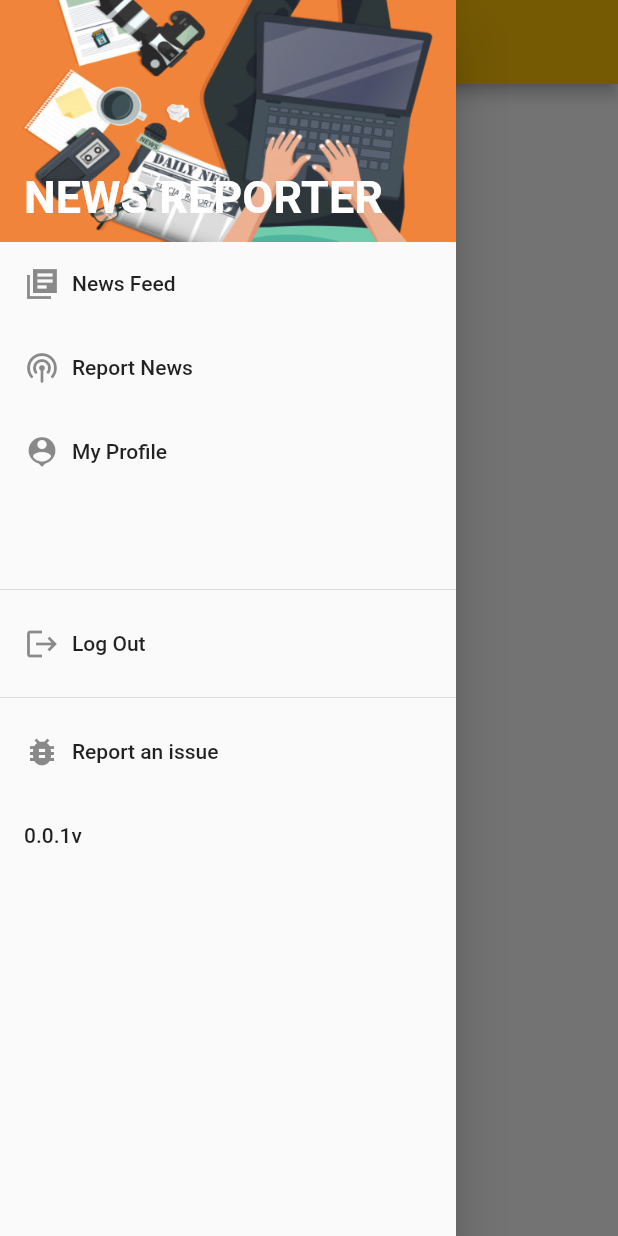
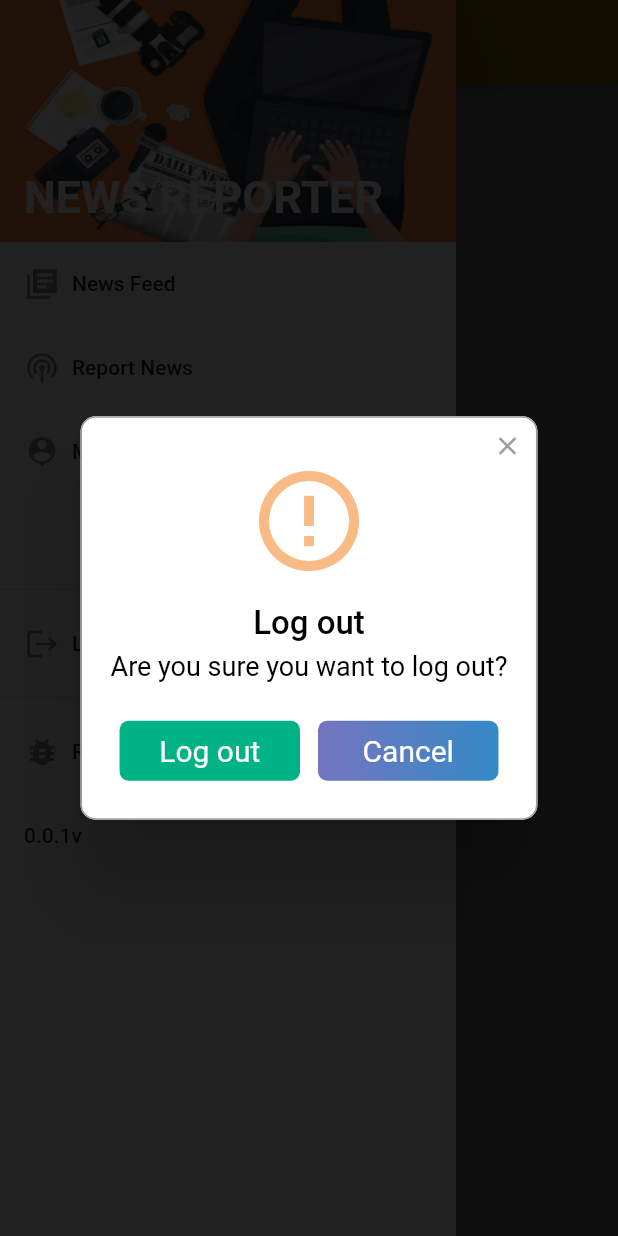
Before and after one commit to niroshan-ran/flutter_project, a Flutter app: the NewsFeed screen opened directly with empty values, in the side drawer, after a tap on "Sign Out", on a phone screen of 412 x 824 dp. Run offline on Flutter 3.47's test engine with Material 2 defaults, Android fonts, the phone set to English and light mode, and no system bars; drawn by our look-alikes of rflutter_alert; our stand-ins replace cloud_firestore, firebase_auth, firebase_core, firebase_database, firebase_storage, fluttertoast and 1 more; accounts and stored records are empty.

```diff
--- a/lib/widget/drawer.dart
+++ b/lib/widget/drawer.dart
@@ -1,12 +1,51 @@
-
+import 'package:firebase_auth/firebase_auth.dart';
 import 'package:flutter/material.dart';
 import 'package:flutter_project/pages/reporterPages/newsfeed.dart';
 import 'package:flutter_project/pages/reporterPages/reportnews.dart';
 import 'package:flutter_project/routes/routes.dart';
+import 'package:rflutter_alert/rflutter_alert.dart';
 
 class AppDrawer extends StatelessWidget {
+
+
+
   @override
   Widget build(BuildContext context) {
+    void signOut() async {
+      await FirebaseAuth.instance.signOut();
+      Navigator.of(context, rootNavigator: true).pop();
+    }
+
+    void logoutAlert(context){
+      Alert(
+        context: context,
+        type: AlertType.warning,
+        title: "Log out",
+        desc: "Are you sure you want to log out?",
+        buttons: [
+          DialogButton(
+            child: Text(
+              "Log out",
+              style: TextStyle(color: Colors.white, fontSize: 20),
+            ),
+            onPressed: signOut,
+            color: Color.fromRGBO(0, 179, 134, 1.0),
+          ),
+          DialogButton(
+            child: Text(
+              "Cancel",
+              style: TextStyle(color: Colors.white, fontSize: 20),
+            ),
+            onPressed: () => Navigator.of(context, rootNavigator: true).pop(),
+            gradient: LinearGradient(colors: [
+              Color.fromRGBO(116, 116, 191, 1.0),
+              Color.fromRGBO(52, 138, 199, 1.0)
+            ]),
+          )
+        ],
+      ).show();
+    }
+
     return Drawer(
       child: ListView(
         padding: EdgeInsets.zero,
@@ -32,7 +71,10 @@ class AppDrawer extends StatelessWidget {
             onTap: () {},
           ),
           Divider(),
-          _createDrawerItem(icon: Icons.logout, text: 'Log Out'),
+          _createDrawerItem(
+              icon: Icons.logout,
+              text: 'Log Out',
+              onTap: () => logoutAlert(context)),
           Divider(),
           _createDrawerItem(icon: Icons.bug_report, text: 'Report an issue'),
 
@@ -80,6 +122,10 @@ class AppDrawer extends StatelessWidget {
       onTap: onTap,
     );
   }
+
+
+
 }
 
+
 //referred from : https://medium.com/flutter-community/flutter-vi-navigation-drawer-flutter-1-0-3a05e09b0db9
--- a/pubspec.yaml
+++ b/pubspec.yaml
@@ -29,8 +29,10 @@ dependencies:
   firebase_core: ^1.2.1
   firebase_auth: ^1.3.0
   fluttertoast: ^8.0.7
+  rflutter_alert: ^2.0.2
   firebase_database:
   firebase_storage:
+
 
 
   # The following adds the Cupertino Icons font to your application.
```
Also changed, not shown: lib/pages/reporterPages/newsfeed.dart (+35 -1 lines), pubspec.lock, 1 other file.
